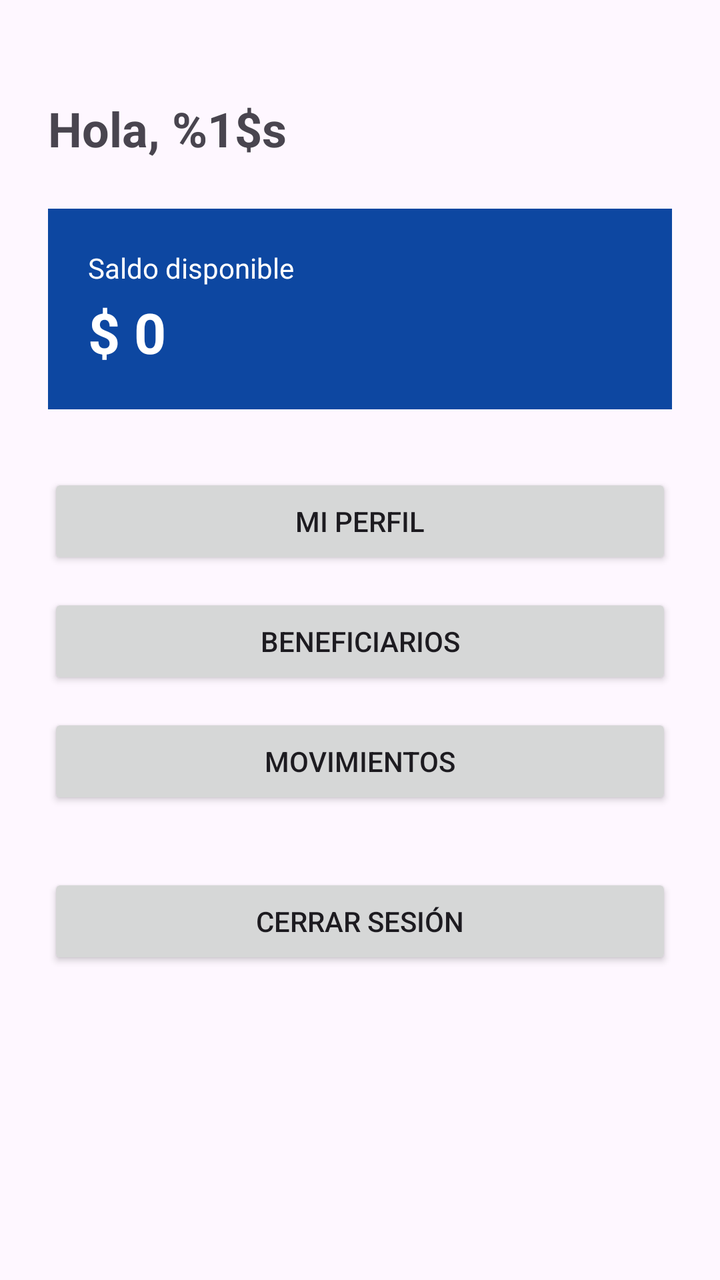
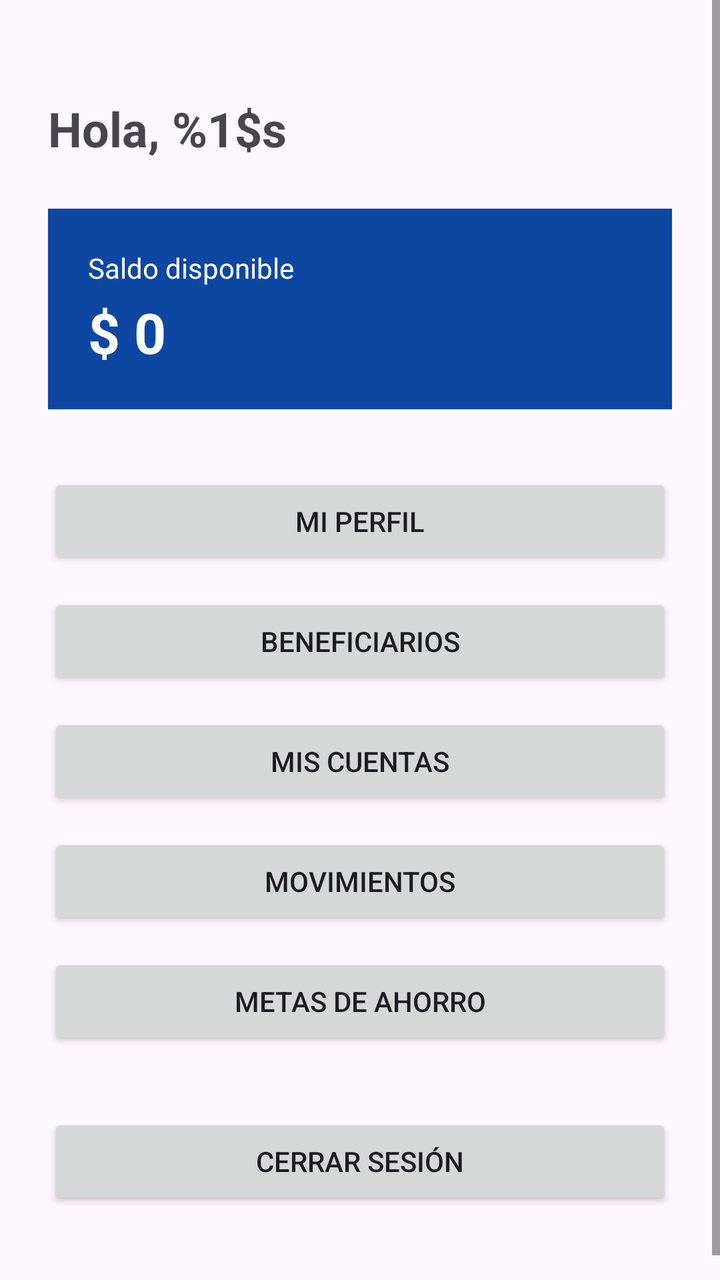

Before-and-after screenshots of an Android layout around one commit, followed by the original layout XML and the change that was made.
<!-- AndroidManifest.xml: application theme Theme.UEBank -->
<!-- res/layout/activity_panel_principal.xml -->
<?xml version="1.0" encoding="utf-8"?>
<ScrollView xmlns:android="http://schemas.android.com/apk/res/android"
    xmlns:tools="http://schemas.android.com/tools"
    android:id="@+id/main"
    android:layout_width="match_parent"
    android:layout_height="match_parent"
    android:fillViewport="true"
    android:background="?android:attr/colorBackground"
    tools:context=".PanelPrincipalActivity">

    <LinearLayout
        android:layout_width="match_parent"
        android:layout_height="wrap_content"
        android:orientation="vertical"
        android:padding="24dp">

        <TextView
            android:id="@+id/tvSaludo"
            android:layout_width="match_parent"
            android:layout_height="wrap_content"
            android:layout_marginTop="24dp"
            android:text="@string/saludo_usuario"
            android:textStyle="bold"
            android:textSize="24sp" />

        
        <LinearLayout
            android:layout_width="match_parent"
            android:layout_height="wrap_content"
            android:layout_marginTop="24dp"
            android:orientation="vertical"
            android:padding="20dp"
            android:background="?attr/colorPrimary">

            <TextView
                android:layout_width="wrap_content"
                android:layout_height="wrap_content"
                android:text="@string/saldo_disponible"
                android:textColor="@color/white"
                android:textSize="14sp" />

            <TextView
                android:id="@+id/tvSaldo"
                android:layout_width="wrap_content"
                android:layout_height="wrap_content"
                android:layout_marginTop="4dp"
                android:text="$ 0"
                android:textColor="@color/white"
                android:textStyle="bold"
                android:textSize="28sp" />
        </LinearLayout>

        <Button
            android:id="@+id/btnMiPerfil"
            android:layout_width="match_parent"
            android:layout_height="wrap_content"
            android:layout_marginTop="32dp"
            android:text="@string/btn_mi_perfil" />

        <Button
            android:id="@+id/btnBeneficiarios"
            android:layout_width="match_parent"
            android:layout_height="wrap_content"
            android:layout_marginTop="12dp"
            android:text="@string/btn_beneficiarios" />

        <Button
            android:id="@+id/btnMovimientos"
            android:layout_width="match_parent"
            android:layout_height="wrap_content"
            android:layout_marginTop="12dp"
            android:text="@string/btn_movimientos" />

        <Button
            android:id="@+id/btnCerrarSesion"
            android:layout_width="match_parent"
            android:layout_height="wrap_content"
            android:layout_marginTop="32dp"
            android:layout_marginBottom="24dp"
            android:text="@string/btn_cerrar_sesion" />

    </LinearLayout>
</ScrollView>
<!-- resources referenced by this layout -->
<resources>
  <color name="white">#FFFFFFFF</color>
  <string name="btn_beneficiarios">Beneficiarios</string>
  <string name="btn_cerrar_sesion">Cerrar sesión</string>
  <string name="btn_mi_perfil">Mi perfil</string>
  <string name="btn_movimientos">Movimientos</string>
  <string name="saldo_disponible">Saldo disponible</string>
  <string name="saludo_usuario">Hola, %1$s</string>
  <style name="Theme.UEBank" parent="Base.Theme.UEBank" />
  <style name="Base.Theme.UEBank" parent="Theme.Material3.DayNight.NoActionBar">
          <item name="colorPrimary">@color/ue_bank_primary</item>
          <item name="colorPrimaryDark">@color/ue_bank_primary_dark</item>
          <item name="colorAccent">@color/ue_bank_accent</item>
      </style>
  <color name="ue_bank_primary">#0D47A1</color>
  <color name="ue_bank_primary_dark">#092C63</color>
  <color name="ue_bank_accent">#FFC107</color>
</resources>

<!-- the commit's change to res/layout/activity_panel_principal.xml (unified diff, before → after) -->
@@ -65,11 +65,25 @@
             android:text="@string/btn_beneficiarios" />
 
         <Button
+            android:id="@+id/btnCuentas"
+            android:layout_width="match_parent"
+            android:layout_height="wrap_content"
+            android:layout_marginTop="12dp"
+            android:text="@string/btn_cuentas" />
+
+        <Button
             android:id="@+id/btnMovimientos"
             android:layout_width="match_parent"
             android:layout_height="wrap_content"
             android:layout_marginTop="12dp"
             android:text="@string/btn_movimientos" />
+
+        <Button
+            android:id="@+id/btnMetas"
+            android:layout_width="match_parent"
+            android:layout_height="wrap_content"
+            android:layout_marginTop="12dp"
+            android:text="@string/btn_metas" />
 
         <Button
             android:id="@+id/btnCerrarSesion"
<!-- resource entries referenced after the edit -->
@@ -3,6 +3,8 @@
   <color name="white">#FFFFFFFF</color>
   <string name="btn_beneficiarios">Beneficiarios</string>
   <string name="btn_cerrar_sesion">Cerrar sesión</string>
+  <string name="btn_cuentas">Mis cuentas</string>
+  <string name="btn_metas">Metas de ahorro</string>
   <string name="btn_mi_perfil">Mi perfil</string>
   <string name="btn_movimientos">Movimientos</string>
   <string name="saldo_disponible">Saldo disponible</string>
